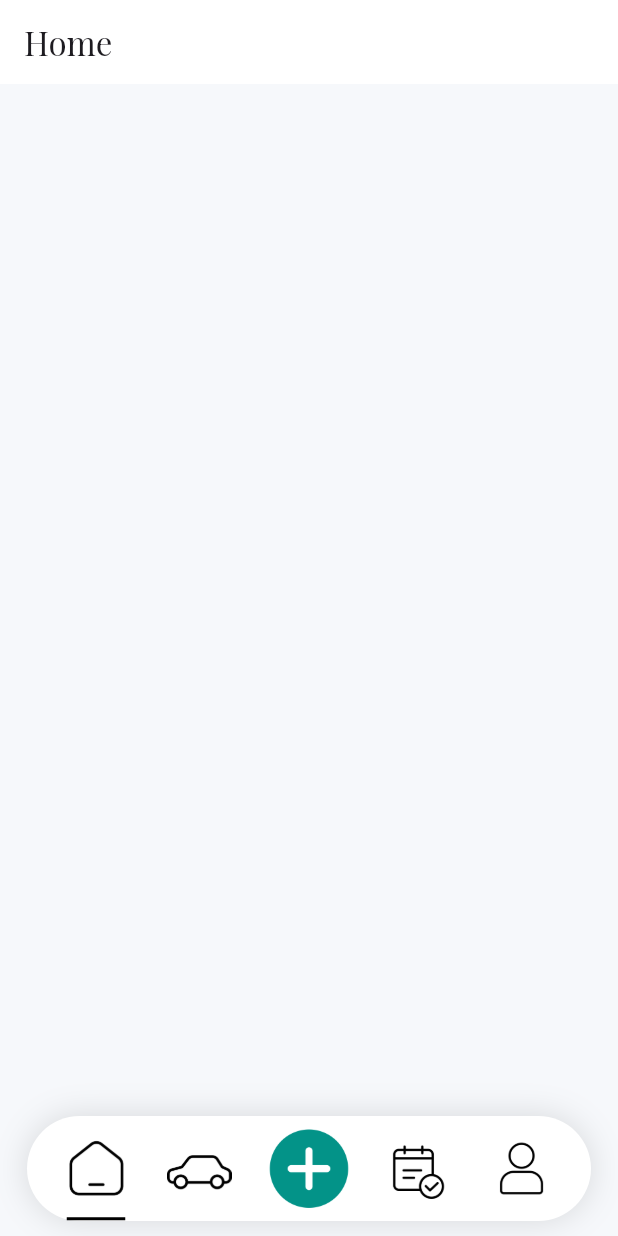
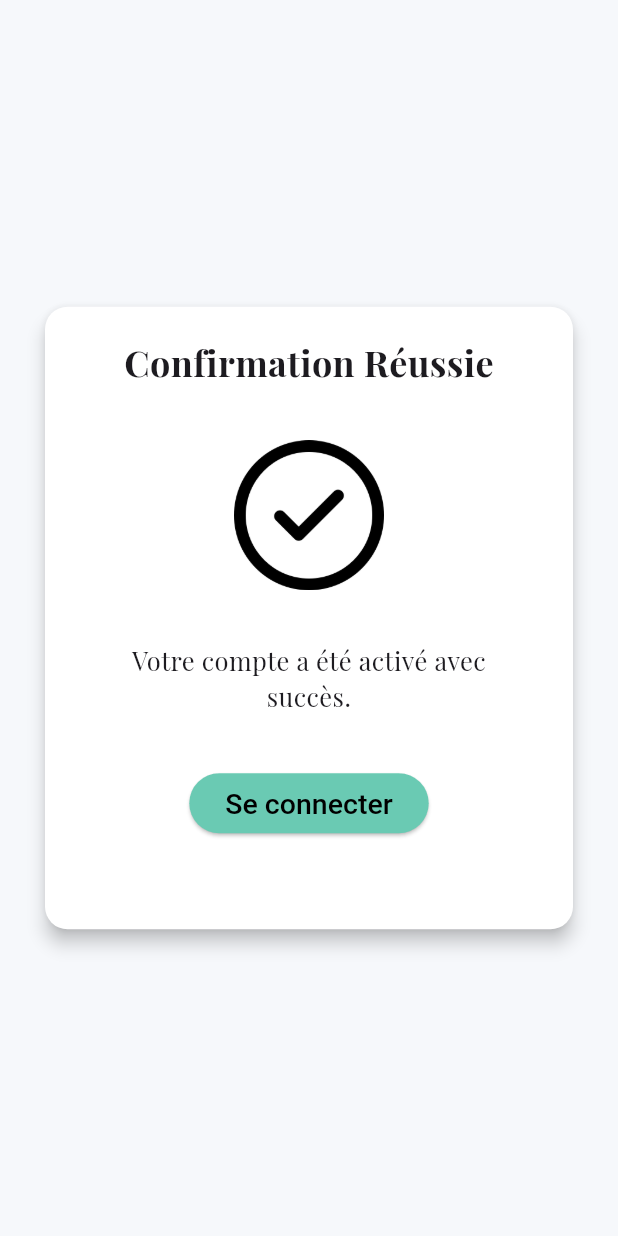
Before and after one commit to saradrine/sav_project, a Flutter app: the screen it shows after launch, on a phone screen of 412 x 824 dp. Run offline on Flutter 3.47's test engine with Material 3 defaults, Android fonts, the phone set to English and light mode, and no system bars.

Commit message:
Account Confirmation pages

```diff
--- a/lib/main.dart
+++ b/lib/main.dart
@@ -1,5 +1,8 @@
 import 'package:flutter/material.dart';
 import 'package:flutter/services.dart';
+import 'package:sav_project/screens/account_confirmation.dart';
+import 'package:sav_project/screens/confirmation_failure.dart';
+import 'package:sav_project/screens/confirmation_success.dart';
 import 'package:sav_project/screens/layout.dart';
 
 void main() {
@@ -23,7 +26,7 @@ class MyApp extends StatelessWidget {
         scaffoldBackgroundColor: const Color.fromARGB(255, 246, 248, 251),
       ),
       debugShowCheckedModeBanner: false,
-      home: const Layout(),
+      home: const ConfirmationSuccess(),
     );
   }
 }
--- /dev/null
+++ b/lib/screens/confirmation_success.dart
@@ -0,0 +1,66 @@
+import 'package:flutter/material.dart';
+import 'package:flutter/widgets.dart';
+
+class ConfirmationSuccess extends StatelessWidget {
+  const ConfirmationSuccess({Key? key}) : super(key: key);
+
+  @override
+  Widget build(BuildContext context) {
+    return Scaffold(
+      body: Center(
+        child: Card(
+          margin: EdgeInsets.symmetric(horizontal: 30),
+          color: Colors.white,
+          elevation: 5,
+          shape: RoundedRectangleBorder(
+            borderRadius: BorderRadius.circular(15),
+          ),
+          child: Padding(
+            padding: const EdgeInsets.symmetric(vertical: 20, horizontal: 30),
+            child: Column(
+              mainAxisSize: MainAxisSize.min,
+              children: <Widget>[
+                Text(
+                  'Confirmation Réussie',
+                  style: TextStyle(
+                    fontSize: 24,
+                    fontWeight: FontWeight.bold,
+                  ),
+                ),
+                SizedBox(height: 35),
+                Image(
+                  image: AssetImage('assets/icons/check-mark.png'),
+                  width: 100,
+                  height: 100,
+                ),
+                SizedBox(height: 35),
+                Text(
+                  'Votre compte a été activé avec succès.',
+                  style: TextStyle(
+                    fontSize: 17,
+                  ),
+                  textAlign: TextAlign.center,
+                ),
+                SizedBox(height: 35),
+                ElevatedButton(
+                  onPressed: () {},
+                  child: Text('Se connecter'),
+                  style: ElevatedButton.styleFrom(
+                    backgroundColor: Color.fromARGB(255, 106, 202, 179),
+                    foregroundColor: Colors.black,
+                    textStyle: TextStyle(
+                      fontSize: 19,
+                      color: Colors.white,
+                      fontWeight: FontWeight.w500,
+                    ),
+                  ),
+                ),
+                SizedBox(height: 40),
+              ],
+            ),
+          ),
+        ),
+      ),
+    );
+  }
+}
```
Also changed, not shown: lib/screens/account_confirmation.dart (added, +89 -0 lines), lib/screens/confirmation_failure.dart (added, +67 -0 lines).
